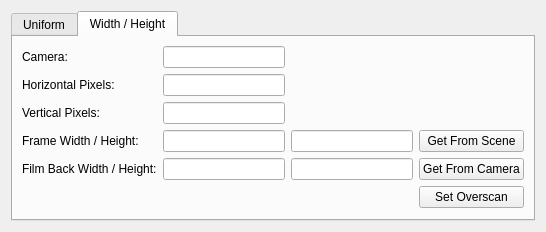
This is src/calabash/scripts/calabash/overscan_ui.ui in thomasjmoore/Calabash-Tools as Qt 5 draws it before an edit. The edited form follows.
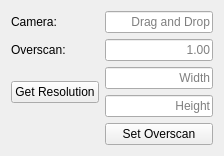
This is the edited form. The open tabs and pages were chosen to show the change.

Commit message: overscan ui designer file

The edit to the form file:
```diff
--- a/src/calabash/scripts/calabash/overscan_ui.ui
+++ b/src/calabash/scripts/calabash/overscan_ui.ui
@@ -6,187 +6,119 @@
    <rect>
     <x>0</x>
     <y>0</y>
-    <width>546</width>
-    <height>222</height>
+    <width>300</width>
+    <height>149</height>
    </rect>
   </property>
+  <property name="sizePolicy">
+   <sizepolicy hsizetype="Fixed" vsizetype="Fixed">
+    <horstretch>0</horstretch>
+    <verstretch>0</verstretch>
+   </sizepolicy>
+  </property>
+  <property name="minimumSize">
+   <size>
+    <width>300</width>
+    <height>0</height>
+   </size>
+  </property>
+  <property name="maximumSize">
+   <size>
+    <width>300</width>
+    <height>149</height>
+   </size>
+  </property>
   <property name="windowTitle">
    <string>Set Overscan</string>
   </property>
-  <layout class="QGridLayout" name="gridLayout">
-   <property name="sizeConstraint">
-    <enum>QLayout::SetDefaultConstraint</enum>
-   </property>
-   <item row="0" column="0">
-    <widget class="QTabWidget" name="tabWidget">
-     <property name="currentIndex">
-      <number>0</number>
-     </property>
-     <widget class="QWidget" name="uniform">
-      <attribute name="title">
-       <string>Uniform</string>
-      </attribute>
       <layout class="QGridLayout" name="gridLayout_2">
+   <property name="sizeConstraint">
+    <enum>QLayout::SetFixedSize</enum>
+   </property>
+   <item row="0" column="0">
+    <layout class="QGridLayout" name="gridLayout">
+     <property name="sizeConstraint">
+      <enum>QLayout::SetFixedSize</enum>
+     </property>
        <item row="3" column="0">
-        <widget class="QLabel" name="label_4">
+      <widget class="QPushButton" name="uniform_getres">
          <property name="text">
-          <string>Frame Width / Height:</string>
+        <string>Get Resolution</string>
          </property>
         </widget>
        </item>
-       <item row="3" column="1">
+     <item row="3" column="2">
+      <layout class="QVBoxLayout" name="verticalLayout">
+       <item>
         <widget class="QLineEdit" name="uniform_width">
          <property name="alignment">
           <set>Qt::AlignRight|Qt::AlignTrailing|Qt::AlignVCenter</set>
          </property>
-        </widget>
-       </item>
-       <item row="0" column="1">
-        <widget class="QLineEdit" name="uniform_camera">
-         <property name="frame">
-          <bool>true</bool>
+         <property name="placeholderText">
+          <string>Width</string>
          </property>
-         <property name="alignment">
-          <set>Qt::AlignRight|Qt::AlignTrailing|Qt::AlignVCenter</set>
-         </property>
-         <property name="dragEnabled">
-          <bool>true</bool>
-         </property>
         </widget>
        </item>
-       <item row="0" column="0">
-        <widget class="QLabel" name="label">
-         <property name="text">
-          <string>Camera:</string>
-         </property>
-        </widget>
-       </item>
-       <item row="2" column="0">
-        <widget class="QLabel" name="label_3">
-         <property name="text">
-          <string>Overscan:</string>
-         </property>
-        </widget>
-       </item>
-       <item row="3" column="2">
+       <item>
         <widget class="QLineEdit" name="uniform_height">
          <property name="alignment">
           <set>Qt::AlignRight|Qt::AlignTrailing|Qt::AlignVCenter</set>
          </property>
+         <property name="placeholderText">
+          <string>Height</string>
+         </property>
         </widget>
        </item>
-       <item row="2" column="1">
+      </layout>
+     </item>
+     <item row="1" column="2">
         <widget class="QLineEdit" name="uniform_overscan">
          <property name="alignment">
           <set>Qt::AlignRight|Qt::AlignTrailing|Qt::AlignVCenter</set>
          </property>
-        </widget>
-       </item>
-       <item row="3" column="3">
-        <widget class="QPushButton" name="unifrom_getres">
-         <property name="text">
-          <string>Get From Scene</string>
+       <property name="placeholderText">
+        <string>1.00</string>
          </property>
         </widget>
        </item>
-       <item row="4" column="3">
-        <widget class="QPushButton" name="uniform_set">
+     <item row="1" column="0">
+      <widget class="QLabel" name="label_3">
          <property name="text">
-          <string>Set Overscan</string>
+        <string>Overscan:</string>
          </property>
         </widget>
        </item>
-      </layout>
-     </widget>
-     <widget class="QWidget" name="wh">
-      <attribute name="title">
-       <string>Width / Height</string>
-      </attribute>
-      <layout class="QGridLayout" name="gridLayout_3">
-       <item row="0" column="1">
-        <widget class="QLabel" name="label_5">
+     <item row="0" column="0">
+      <widget class="QLabel" name="label">
          <property name="text">
           <string>Camera:</string>
          </property>
         </widget>
        </item>
-       <item row="1" column="1">
-        <widget class="QLabel" name="label_6">
-         <property name="text">
-          <string>Horizontal Pixels:</string>
-         </property>
-        </widget>
-       </item>
        <item row="0" column="2">
-        <widget class="QLineEdit" name="wh_camera">
+      <widget class="QLineEdit" name="uniform_camera">
+       <property name="frame">
+        <bool>true</bool>
+       </property>
+       <property name="alignment">
+        <set>Qt::AlignRight|Qt::AlignTrailing|Qt::AlignVCenter</set>
+       </property>
          <property name="dragEnabled">
           <bool>true</bool>
          </property>
-        </widget>
-       </item>
-       <item row="1" column="2">
-        <widget class="QLineEdit" name="wh_horz"/>
-       </item>
-       <item row="2" column="1">
-        <widget class="QLabel" name="label_7">
-         <property name="text">
-          <string>Vertical Pixels:</string>
-         </property>
-        </widget>
-       </item>
-       <item row="3" column="1">
-        <widget class="QLabel" name="label_8">
-         <property name="text">
-          <string>Frame Width / Height:</string>
-         </property>
-        </widget>
-       </item>
-       <item row="2" column="2">
-        <widget class="QLineEdit" name="wh_vert"/>
-       </item>
-       <item row="3" column="2">
-        <widget class="QLineEdit" name="wh_width"/>
-       </item>
-       <item row="3" column="3">
-        <widget class="QLineEdit" name="wh_height"/>
-       </item>
-       <item row="3" column="4">
-        <widget class="QPushButton" name="wh_getres">
-         <property name="text">
-          <string>Get From Scene</string>
+       <property name="placeholderText">
+        <string>Drag and Drop</string>
          </property>
         </widget>
        </item>
        <item row="4" column="2">
-        <widget class="QLineEdit" name="wh_frameback_width"/>
-       </item>
-       <item row="4" column="1">
-        <widget class="QLabel" name="label_10">
-         <property name="text">
-          <string>Film Back Width / Height:</string>
-         </property>
-        </widget>
-       </item>
-       <item row="4" column="4">
-        <widget class="QPushButton" name="wh_getframeback">
-         <property name="text">
-          <string>Get From Camera</string>
-         </property>
-        </widget>
-       </item>
-       <item row="4" column="3">
-        <widget class="QLineEdit" name="wh_frameback_height"/>
-       </item>
-       <item row="5" column="4">
-        <widget class="QPushButton" name="wh_set">
+      <widget class="QPushButton" name="uniform_set">
          <property name="text">
           <string>Set Overscan</string>
          </property>
         </widget>
        </item>
       </layout>
-     </widget>
-    </widget>
    </item>
   </layout>
  </widget>
```
Left out of the diff: 13 changed lines with no effect on the pictures. Lines whose indentation alone changed are shown as unchanged.
